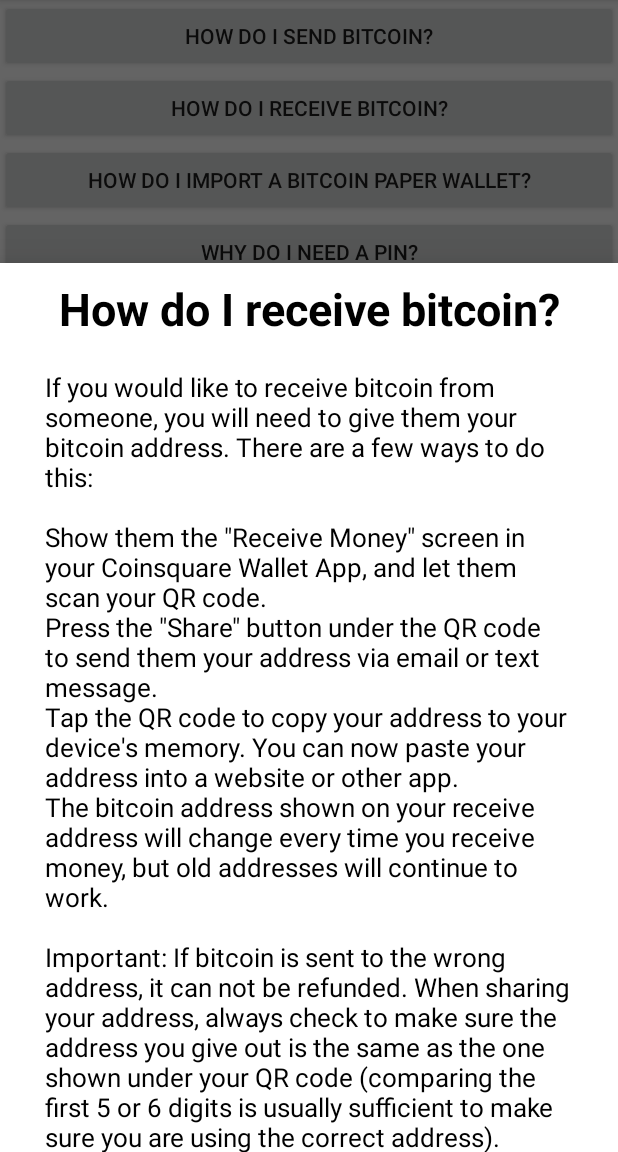
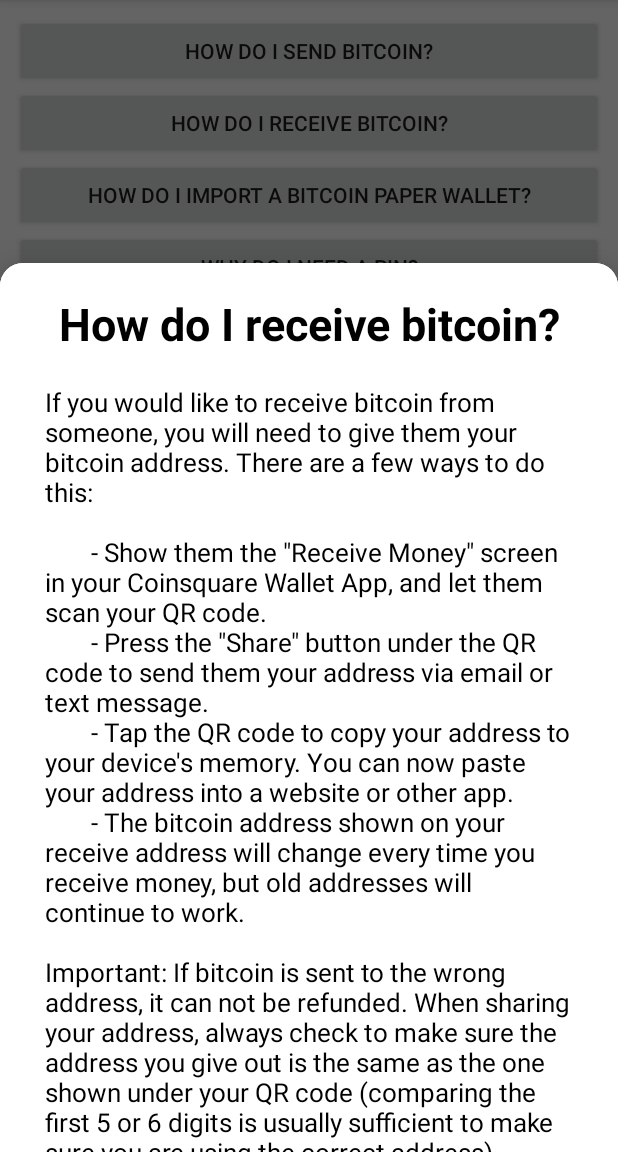
Before and after one commit to atmcoin/cash-ui-android, an Android app: the screen it shows after launch (MainActivity), after a tap on "HOW DO I RECEIVE BITCOIN?", on a phone screen of 412 x 824 dp, the part 84-1236 px from its top. Run offline under Robolectric (Android 15) with nearby library versions, the phone set to English and light mode, and no system bars.

Commit message:
improving demo app layout, enabling the link to privacy policy and the support email, adding round corners on bottom sheet support.

```diff
--- a/app/build.gradle
+++ b/app/build.gradle
@@ -8,7 +8,7 @@ android {
 
     defaultConfig {
         applicationId "cash.just.ui"
-        minSdkVersion 17
+        minSdkVersion 21
         targetSdkVersion 29
         versionCode 1
         versionName "1.0"
--- a/app/src/main/res/layout/activity_main.xml
+++ b/app/src/main/res/layout/activity_main.xml
@@ -6,6 +6,5 @@
     android:layout_width="match_parent"
     android:layout_height="match_parent"
     android:id="@+id/rootView"
-    tools:context=".MainActivity">
-
-</LinearLayout>
+    android:padding="10dp"
+    tools:context=".MainActivity"/>
--- a/supportUI/src/main/java/cash/just/support/BottomSheetSupportDialogFragment.kt
+++ b/supportUI/src/main/java/cash/just/support/BottomSheetSupportDialogFragment.kt
@@ -22,6 +22,11 @@ class BottomSheetSupportDialogFragment : BottomSheetDialogFragment() {
         }
     }
 
+    override fun onCreate(savedInstanceState: Bundle?) {
+        super.onCreate(savedInstanceState)
+        setStyle(STYLE_NORMAL, R.style. AppBottomSheetDialogTheme);
+    }
+
     override fun onCreateView(inflater: LayoutInflater, container: ViewGroup?, savedInstanceState: Bundle?): View {
         val view = inflater.inflate(R.layout.fragment_support_page, container, false)
 
@@ -29,20 +34,30 @@ class BottomSheetSupportDialogFragment : BottomSheetDialogFragment() {
             val title = it.getString(ARG_TITLE)
             val description = it.getString(ARG_DESCRIPTION)
             if (title != null && description != null) {
-                view.findViewById<TextView>(R.id.supportPageTitle).text = title
-                view.findViewById<TextView>(R.id.supportPageDescription).text = description
+                textView(view, R.id.supportPageTitle).text = title
+                textView(view, R.id.supportPageDescription).text = description
             } else {
                 missingArguments()
             }
         } ?:run {
             missingArguments()
         }
+
         val version = "${BuildConfig.VERSION_NAME} (${BuildConfig.VERSION_CODE})"
-        view.findViewById<TextView>(R.id.versionNumber).text = version
+        textView(view, R.id.versionNumber).text = version
+
+        textView(view, R.id.privacyLink).setOnClickListener {
+            launchWebsite("https://coinsquareatm.com/privacy-policy.html")
+        }
+
         return view
     }
 
     private fun missingArguments(){
         throw IllegalStateException("One or more arguments $ARG_TITLE, $ARG_DESCRIPTION not found, did you call #newInstance()")
     }
+
+    private fun textView(view:View, id:Int): TextView{
+        return view.findViewById(id)
+    }
 }
--- a/supportUI/src/main/java/cash/just/support/SupportPage.kt
+++ b/supportUI/src/main/java/cash/just/support/SupportPage.kt
@@ -3,20 +3,20 @@ package cash.just.support
 enum class SupportPage(val title: String, val description: String) {
     SEND("How do I send bitcoin?","To send money to someone you need to enter their bitcoin address. There are three different ways to enter this information depending on how you received it:\n" +
             "\n" +
-            "If you are presented with a QR code, press the \"scan\" button and scan the QR code.\n" +
-            "If you receive an address through email or text, copy the address to your device's clipboard and press the \"paste\" button.\n" +
-            "If you receive the address another way, tap the \"To\" label and use the keyboard to enter the address.\n" +
-            "Once you have entered the payment address, tap the \"Amount\" label and enter the amount you wish to send. The button to the right will allow you to toggle the view between the amount of bitcoin to be sent or another currency.\n" +
+            "\t\t - If you are presented with a QR code, press the \"scan\" button and scan the QR code.\n" +
+            "\t\t - If you receive an address through email or text, copy the address to your device's clipboard and press the \"paste\" button.\n" +
+            "\t\t - If you receive the address another way, tap the \"To\" label and use the keyboard to enter the address.\n" +
+            "\t\t - Once you have entered the payment address, tap the \"Amount\" label and enter the amount you wish to send. The button to the right will allow you to toggle the view between the amount of bitcoin to be sent or another currency.\n" +
             "\n" +
-            "If you would like to save a note about this transaction, tap the \"Memo\" label. This note will only be visible to you, and will not be sent together with the transaction.\n" +
+            "\t\t - If you would like to save a note about this transaction, tap the \"Memo\" label. This note will only be visible to you, and will not be sent together with the transaction.\n" +
             "\n" +
             "Important: If bitcoin is sent to the wrong address, it can not be refunded. When sending bitcoin, always check to make sure the address you are sending to is the same as the one that was given to you (comparing the first 5 or 6 digits is usually sufficient to make sure you are using the correct address)."),
     RECEIVE("How do I receive bitcoin?","If you would like to receive bitcoin from someone, you will need to give them your bitcoin address. There are a few ways to do this:\n" +
             "\n" +
-            "Show them the \"Receive Money\" screen in your Coinsquare Wallet App, and let them scan your QR code.\n" +
-            "Press the \"Share\" button under the QR code to send them your address via email or text message.\n" +
-            "Tap the QR code to copy your address to your device's memory. You can now paste your address into a website or other app.\n" +
-            "The bitcoin address shown on your receive address will change every time you receive money, but old addresses will continue to work.\n" +
+            "\t\t - Show them the \"Receive Money\" screen in your Coinsquare Wallet App, and let them scan your QR code.\n" +
+            "\t\t - Press the \"Share\" button under the QR code to send them your address via email or text message.\n" +
+            "\t\t - Tap the QR code to copy your address to your device's memory. You can now paste your address into a website or other app.\n" +
+            "\t\t - The bitcoin address shown on your receive address will change every time you receive money, but old addresses will continue to work.\n" +
             "\n" +
             "Important: If bitcoin is sent to the wrong address, it can not be refunded. When sharing your address, always check to make sure the address you give out is the same as the one shown under your QR code (comparing the first 5 or 6 digits is usually sufficient to make sure you are using the correct address)."),
     IMPORT_WALLET("How do I import a bitcoin paper wallet?","If you receive a QR code labeled as a \"paper wallet\" or \"private key\", you can import it into your Coinsquare app's Bitcoin wallet by following these steps:\n\n" +
@@ -29,5 +29,5 @@ enum class SupportPage(val title: String, val description: String) {
             "NOTE:  If you are importing a bitcoin paper wallet created before the August 1, 2017 fork, and would like to get the bitcoin cash credit, follow the steps here.\n" +
             "\n\n" +
             "If you want to import a wallet created with the Coinsquare Wallet App, use the Unlink from this device function instead."),
-    PIN("Why do I need a PIN?","The Coinsquare Wallet app requires you to set a PIN to secure your wallet, separate from your device passcode. You will be required to enter this PIN to view your balance or send money, which keeps your wallet private even if you let someone use your phone or if your phone is stolen by someone who knows your device passcode.\\nDo not forget your wallet PIN! It can only be reset by using your Recovery Key. If you forget your PIN and lose your Recovery Key, your wallet will be lost.")
+    PIN("Why do I need a PIN?","\t\tThe Coinsquare Wallet app requires you to set a PIN to secure your wallet, separate from your device passcode.\n\t\tYou will be required to enter this PIN to view your balance or send money, which keeps your wallet private even if you let someone use your phone or if your phone is stolen by someone who knows your device passcode.\n\t\tDo not forget your wallet PIN! It can only be reset by using your Recovery Key. If you forget your PIN and lose your Recovery Key, your wallet will be lost.")
 }
--- /dev/null
+++ b/supportUI/src/main/res/drawable/dialog_background.xml
@@ -0,0 +1,5 @@
+<?xml version="1.0" encoding="utf-8"?>
+<shape xmlns:android="http://schemas.android.com/apk/res/android">
+    <solid android:color="#FFFFFF"/>
+    <corners android:radius="15dp" />
+</shape>
--- a/supportUI/src/main/res/layout/fragment_support_page.xml
+++ b/supportUI/src/main/res/layout/fragment_support_page.xml
@@ -4,12 +4,13 @@
     xmlns:tools="http://schemas.android.com/tools"
     xmlns:app="http://schemas.android.com/apk/res-auto"
     android:layout_width="match_parent"
+    android:background="@drawable/dialog_background"
     android:layout_height="wrap_content">
 
     <TextView
         android:textColor="#000000"
         android:textStyle="bold"
-        android:paddingTop="10dp"
+        android:paddingTop="20dp"
         android:layout_marginStart="20dp"
         android:layout_marginEnd="20dp"
         android:gravity="center"
@@ -51,20 +52,35 @@
         app:layout_constraintLeft_toLeftOf="parent"
         app:layout_constraintRight_toRightOf="parent">
 
+        <LinearLayout
+            android:gravity="center"
+            android:orientation="horizontal"
+            android:layout_width="match_parent"
+            android:layout_height="wrap_content">
+
             <TextView
-            android:gravity="center"
-            android:text="Privacy Policy   |   support@just.cash"
+                android:id="@+id/privacyLink"
+                android:text="Privacy Policy     |"
                 android:textColor="#FFFFFF"
-            android:layout_width="match_parent"
+                android:layout_width="wrap_content"
                 android:layout_height="wrap_content"/>
 
             <TextView
-            android:id="@+id/versionNumber"
-            android:layout_marginTop="40dp"
+                android:textColorLink="#FFFFFF"
+                android:autoLink="email"
                 android:gravity="center"
-            tools:text="5.10.6"
+                android:text="     atm@just.cash"
                 android:textColor="#FFFFFF"
-            android:layout_width="match_parent"
+                android:layout_width="wrap_content"
                 android:layout_height="wrap_content"/>
         </LinearLayout>
+        <TextView
+            android:layout_width="match_parent"
+            android:layout_height="wrap_content"
+            tools:text="5.10.6"
+            android:id="@+id/versionNumber"
+            android:layout_marginTop="10dp"
+            android:gravity="center"
+            android:textColor="#FFFFFF" />
+    </LinearLayout>
 </androidx.constraintlayout.widget.ConstraintLayout>
```
Also changed, not shown: supportUI/build.gradle (+10 -3 lines), supportUI/src/main/java/cash/just/support/LifecycleOwnerExtensions.kt (added, +32 -0 lines), supportUI/src/main/res/values/styles.xml (added, +12 -0 lines). Lines whose indentation alone changed are shown as unchanged.
